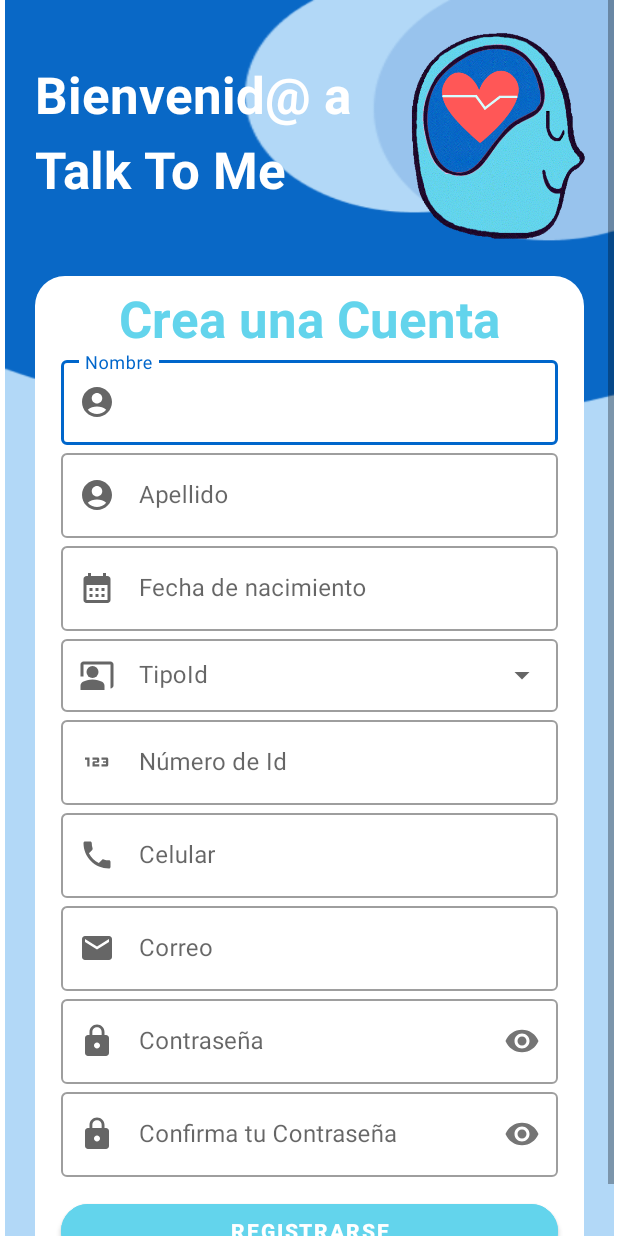
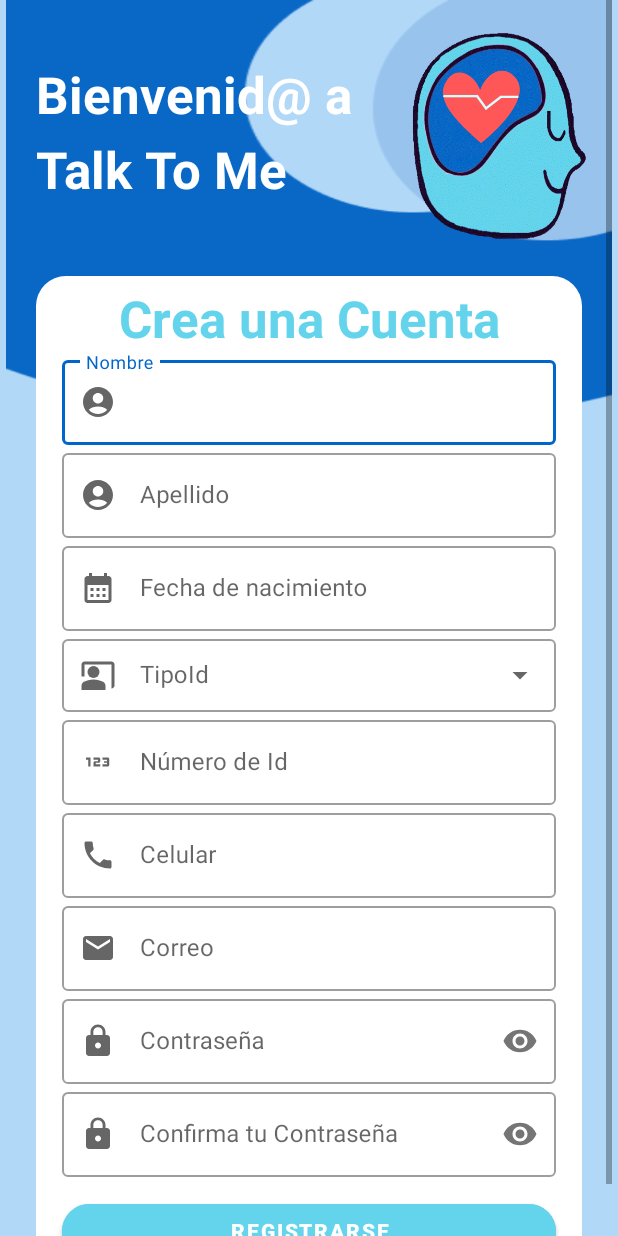
Before and after one commit to andersonjalvarado/talk_to_me, an Android app: the STalkerActivity screen opened directly, with no data from a screen before it, on a phone screen of 412 x 824 dp. Run offline under Robolectric (Android 15) with nearby library versions, the light colour scheme and no system bars; our stand-ins replace Firebase (no records; nobody signed in at launch, a user with empty details on screens opened directly); libraries missing offline, so code that uses them is left out: com.github.javafaker; 1 statement that could not run was skipped.

Commit message:
Modificación diseño stalker

```diff
--- a/app/src/main/java/edu/puj/talktome/activities/RegistroActivity.java
+++ b/app/src/main/java/edu/puj/talktome/activities/RegistroActivity.java
@@ -17,9 +17,6 @@ import com.google.firebase.database.FirebaseDatabase;
 public class RegistroActivity extends AppCompatActivity {
 
     private ActivityRegistroBinding binding;
-
-    private FirebaseAuth mAuth;
-    private FirebaseDatabase mDatabase;
 
     @Override
     protected void onCreate(Bundle savedInstanceState) {
--- a/app/src/main/java/edu/puj/talktome/activities/STalkerActivity.java
+++ b/app/src/main/java/edu/puj/talktome/activities/STalkerActivity.java
@@ -1,12 +1,9 @@
 package edu.puj.talktome.activities;
-
-import androidx.appcompat.app.AppCompatActivity;
 
 import edu.puj.talktome.R;
 import edu.puj.talktome.databinding.ActivityStalkerBinding;
 import edu.puj.talktome.models.DatabaseRoutes;
 import edu.puj.talktome.models.UserInfo;
-import edu.puj.talktome.utils.AlertsHelper;
 
 import android.app.DatePickerDialog;
 import android.content.Intent;
@@ -25,12 +22,11 @@ import java.util.Calendar;
 import java.util.Date;
 import java.util.Objects;
 
-public class STalkerActivity extends AppCompatActivity implements View.OnClickListener {
+public class STalkerActivity extends BasicActivity implements View.OnClickListener {
 
     private ActivityStalkerBinding binding;
     private int dia, mes, ano;
 
-    private AlertsHelper alertsHelper;
     private FirebaseAuth mAuth;
     private FirebaseDatabase mDatabase;
 
@@ -46,11 +42,8 @@ public class STalkerActivity extends AppCompatActivity implements View.OnClickLi
         //Spinner android
         llenarSpinner();
         mAuth = FirebaseAuth.getInstance();
-        mDatabase = FirebaseDatabase.getInstance();
-        binding.btnInicioSesion.setOnClickListener(view -> doSignup());
-        /*binding.btnInicioSesion.setOnClickListener(view -> {
-            registrarse();
-        });*/
+        binding.btnRegistrarse.setOnClickListener(view -> doSignup());
+
     }
     @Override
     public void onClick(View view) {
@@ -73,14 +66,14 @@ public class STalkerActivity extends AppCompatActivity implements View.OnClickLi
         String pass = Objects.requireNonNull(binding.contrasenaTextField.getEditText()).getText().toString();
 
         if (email.isEmpty()) {
-            alertsHelper.shortSimpleSnackbar(binding.getRoot(), getString(R.string.mail_error_label));
+            //alertsHelper.shortSimpleSnackbar(binding.getRoot(), getString(R.string.mail_error_label));
             binding.correoTextField.setErrorEnabled(true);
             binding.correoTextField.setError(getString(R.string.mail_error_label));
             return;
         }
 
         if (pass.isEmpty()) {
-            alertsHelper.shortSimpleSnackbar(binding.getRoot(), getString(R.string.error_pass_label));
+            //alertsHelper.shortSimpleSnackbar(binding.getRoot(), getString(R.string.error_pass_label));
             binding.contrasenaTextField.setErrorEnabled(true);
             binding.contrasenaTextField.setError(getString(R.string.error_pass_label));
             return;
@@ -97,7 +90,7 @@ public class STalkerActivity extends AppCompatActivity implements View.OnClickLi
                             new Date().getTime());
                     reference.setValue(tmpUser).addOnSuccessListener(unused ->
                             {
-                                Intent intent = new Intent(this,RegistroActivity.class);
+                                Intent intent = new Intent(this, RegistroActivity.class);
                                 intent.putExtra("nombre",binding.nombreEditTextField.getText().toString());
                                 intent.putExtra("valor",getIntent().getStringExtra("valor"));
                                 startActivity(intent);
@@ -108,15 +101,8 @@ public class STalkerActivity extends AppCompatActivity implements View.OnClickLi
                 .addOnFailureListener(e ->
                         alertsHelper.shortSimpleSnackbar(binding.getRoot(), e.getLocalizedMessage()));
     }
-    /*private void registrarse(){
-        Intent intent = new Intent(this,RegistroActivity.class);
-        intent.putExtra("nombre",binding.nombreEditTextField.getText().toString());
-        intent.putExtra("valor",getIntent().getStringExtra("valor"));
-        startActivity(intent);
-    }*/
 
     private void llenarSpinner(){
-
         String [] campos = new String[]{getString(R.string.CC),getString(R.string.TI),getString(R.string.CE),getString(R.string.RC)};
 
         ArrayAdapter<String> adapter = new ArrayAdapter<>(
@@ -127,6 +113,4 @@ public class STalkerActivity extends AppCompatActivity implements View.OnClickLi
         AutoCompleteTextView autoCompleteTextView = (AutoCompleteTextView) findViewById(R.id.tipoId_exposed);
         autoCompleteTextView.setAdapter(adapter);
     }
-
-
 }
--- a/app/src/main/java/edu/puj/talktome/models/UserInfo.java
+++ b/app/src/main/java/edu/puj/talktome/models/UserInfo.java
@@ -11,8 +11,13 @@ import lombok.Setter;
 @NoArgsConstructor
 public class UserInfo {
     private String name;
+    //private String apellido;
     private String email;
+    //private long fechaNacimiento;
+    //private String tipoDocumento;
+    //private long numeroDocumento;
     private long phoneNumber;
+
     private long createdAt;
     private long lastLogin;
 }
--- a/app/src/main/res/layout/activity_stalker.xml
+++ b/app/src/main/res/layout/activity_stalker.xml
@@ -4,13 +4,13 @@
     xmlns:tools="http://schemas.android.com/tools"
     android:layout_width="match_parent"
     android:layout_height="match_parent"
+    android:background="@color/blue_bckgr2"
     tools:context=".activities.SProfesionalActivity">
 
 
     <ScrollView
         android:layout_width="wrap_content"
         android:layout_height="wrap_content"
-        android:background="@color/blue_bckgr2"
         android:contentDescription="Scroll"
         app:layout_constraintBottom_toBottomOf="parent"
         app:layout_constraintEnd_toEndOf="parent"
@@ -41,7 +41,7 @@
                         android:scaleType="fitXY"
                         app:layout_constraintBottom_toBottomOf="parent"
                         app:layout_constraintEnd_toEndOf="parent"
-                        app:layout_constraintStart_toStartOf="parent"
+                        app:layout_constraintStart_toEndOf="@+id/bienvenidoTextView"
                         app:layout_constraintTop_toTopOf="parent"
                         app:srcCompat="@drawable/background3" />
 
@@ -49,7 +49,7 @@
                         android:id="@+id/bienvenidoTextView"
                         android:layout_width="match_parent"
                         android:layout_height="wrap_content"
-                        android:layout_marginLeft="20dp"
+                        android:layout_marginStart="20dp"
                         android:layout_marginTop="40dp"
                         android:text="@string/Bienvenido"
                         android:textColor="@color/white"
@@ -86,7 +86,7 @@
             </androidx.constraintlayout.widget.ConstraintLayout>
 
             <LinearLayout
-                android:layout_width="366dp"
+                android:layout_width="match_parent"
                 android:layout_height="wrap_content"
                 android:layout_marginLeft="20dp"
                 android:layout_marginTop="-100dp"
@@ -125,7 +125,7 @@
                     <com.google.android.material.textfield.TextInputEditText
                         android:id="@+id/nombreEditTextField"
                         android:layout_width="match_parent"
-                        android:layout_height="wrap_content"></com.google.android.material.textfield.TextInputEditText>
+                        android:layout_height="wrap_content" />
                 </com.google.android.material.textfield.TextInputLayout>
 
                 <com.google.android.material.textfield.TextInputLayout
@@ -140,7 +140,7 @@
 
                     <com.google.android.material.textfield.TextInputEditText
                         android:layout_width="match_parent"
-                        android:layout_height="wrap_content"></com.google.android.material.textfield.TextInputEditText>
+                        android:layout_height="wrap_content" />
                 </com.google.android.material.textfield.TextInputLayout>
 
                 <com.google.android.material.textfield.TextInputLayout
@@ -158,7 +158,7 @@
                         android:layout_width="match_parent"
                         android:layout_height="wrap_content"
                         android:clickable="false"
-                        android:focusable="false"></com.google.android.material.textfield.TextInputEditText>
+                        android:focusable="false" />
                 </com.google.android.material.textfield.TextInputLayout>
 
 
@@ -176,7 +176,7 @@
                         android:id="@+id/tipoId_exposed"
                         android:layout_width="match_parent"
                         android:layout_height="wrap_content"
-                        android:inputType="none"></AutoCompleteTextView>
+                        android:inputType="none" />
                 </com.google.android.material.textfield.TextInputLayout>
 
                 <com.google.android.material.textfield.TextInputLayout
@@ -192,7 +192,7 @@
                     <com.google.android.material.textfield.TextInputEditText
                         android:layout_width="match_parent"
                         android:layout_height="wrap_content"
-                        android:inputType="number"></com.google.android.material.textfield.TextInputEditText>
+                        android:inputType="number" />
                 </com.google.android.material.textfield.TextInputLayout>
 
                 <com.google.android.material.textfield.TextInputLayout
@@ -208,7 +208,7 @@
                     <com.google.android.material.textfield.TextInputEditText
                         android:layout_width="match_parent"
                         android:layout_height="wrap_content"
-                        android:inputType="number"></com.google.android.material.textfield.TextInputEditText>
+                        android:inputType="number" />
                 </com.google.android.material.textfield.TextInputLayout>
 
                 <com.google.android.material.textfield.TextInputLayout
@@ -219,11 +219,12 @@
                     android:layout_marginLeft="12dp"
                     android:layout_marginRight="12dp"
                     android:hint="@string/Correo"
+                    app:endIconMode="clear_text"
                     app:startIconDrawable="@drawable/ic_baseline_email_24">
 
                     <com.google.android.material.textfield.TextInputEditText
                         android:layout_width="match_parent"
-                        android:layout_height="wrap_content"></com.google.android.material.textfield.TextInputEditText>
+                        android:layout_height="wrap_content" />
                 </com.google.android.material.textfield.TextInputLayout>
 
                 <com.google.android.material.textfield.TextInputLayout
@@ -240,7 +241,7 @@
                     <com.google.android.material.textfield.TextInputEditText
                         android:layout_width="match_parent"
                         android:layout_height="wrap_content"
-                        android:inputType="textPassword"></com.google.android.material.textfield.TextInputEditText>
+                        android:inputType="textPassword" />
                 </com.google.android.material.textfield.TextInputLayout>
 
                 <com.google.android.material.textfield.TextInputLayout
@@ -257,11 +258,11 @@
                     <com.google.android.material.textfield.TextInputEditText
                         android:layout_width="match_parent"
                         android:layout_height="wrap_content"
-                        android:inputType="textPassword"></com.google.android.material.textfield.TextInputEditText>
+                        android:inputType="textPassword" />
                 </com.google.android.material.textfield.TextInputLayout>
 
                 <Button
-                    android:id="@+id/btn_inicioSesion"
+                    android:id="@+id/btn_registrarse"
                     android:layout_width="match_parent"
                     android:layout_height="wrap_content"
                     android:layout_marginLeft="12dp"
```
Also changed, not shown: app/src/main/res/layout/activity_login.xml (+3 -6 lines).
